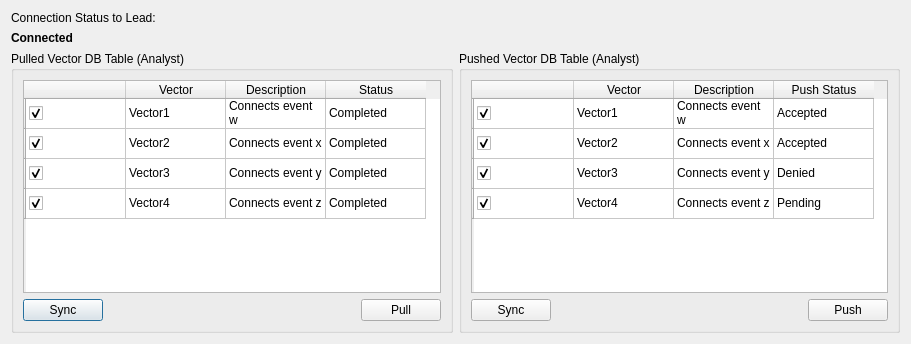
The window that src/UI/vector_DB_Analyst.ui (CS4311-spring-2020/pick-tool-team03-we-showed-up) describes before a commit, drawn with Qt 5.
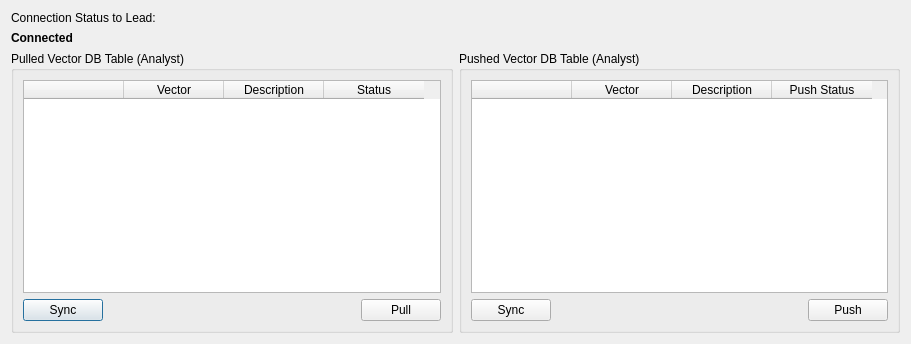
The same window after the commit.

Commit message: Connections done for db buttons

What changed in the file:
```diff
--- a/src/UI/vector_DB_Analyst.ui
+++ b/src/UI/vector_DB_Analyst.ui
@@ -77,26 +77,6 @@
        <layout class="QVBoxLayout" name="verticalLayout">
         <item>
          <widget class="QTableWidget" name="vdbc_table_pulledvectortable">
-          <row>
-           <property name="text">
-            <string/>
-           </property>
-          </row>
-          <row>
-           <property name="text">
-            <string/>
-           </property>
-          </row>
-          <row>
-           <property name="text">
-            <string/>
-           </property>
-          </row>
-          <row>
-           <property name="text">
-            <string/>
-           </property>
-          </row>
           <column>
            <property name="text">
             <string/>
@@ -117,110 +97,6 @@
             <string>Status</string>
            </property>
           </column>
-          <item row="0" column="0">
-           <property name="text">
-            <string/>
-           </property>
-           <property name="checkState">
-            <enum>Checked</enum>
-           </property>
-           <property name="flags">
-            <set>ItemIsSelectable|ItemIsEditable|ItemIsDragEnabled|ItemIsUserCheckable|ItemIsEnabled</set>
-           </property>
-          </item>
-          <item row="0" column="1">
-           <property name="text">
-            <string>Vector1</string>
-           </property>
-          </item>
-          <item row="0" column="2">
-           <property name="text">
-            <string>Connects event w</string>
-           </property>
-          </item>
-          <item row="0" column="3">
-           <property name="text">
-            <string>Completed</string>
-           </property>
-          </item>
-          <item row="1" column="0">
-           <property name="text">
-            <string/>
-           </property>
-           <property name="checkState">
-            <enum>Checked</enum>
-           </property>
-           <property name="flags">
-            <set>ItemIsSelectable|ItemIsEditable|ItemIsDragEnabled|ItemIsUserCheckable|ItemIsEnabled</set>
-           </property>
-          </item>
-          <item row="1" column="1">
-           <property name="text">
-            <string>Vector2</string>
-           </property>
-          </item>
-          <item row="1" column="2">
-           <property name="text">
-            <string>Connects event x</string>
-           </property>
-          </item>
-          <item row="1" column="3">
-           <property name="text">
-            <string>Completed</string>
-           </property>
-          </item>
-          <item row="2" column="0">
-           <property name="text">
-            <string/>
-           </property>
-           <property name="checkState">
-            <enum>Checked</enum>
-           </property>
-           <property name="flags">
-            <set>ItemIsSelectable|ItemIsEditable|ItemIsDragEnabled|ItemIsUserCheckable|ItemIsEnabled</set>
-           </property>
-          </item>
-          <item row="2" column="1">
-           <property name="text">
-            <string>Vector3</string>
-           </property>
-          </item>
-          <item row="2" column="2">
-           <property name="text">
-            <string>Connects event y</string>
-           </property>
-          </item>
-          <item row="2" column="3">
-           <property name="text">
-            <string>Completed</string>
-           </property>
-          </item>
-          <item row="3" column="0">
-           <property name="text">
-            <string/>
-           </property>
-           <property name="checkState">
-            <enum>Checked</enum>
-           </property>
-           <property name="flags">
-            <set>ItemIsSelectable|ItemIsEditable|ItemIsDragEnabled|ItemIsUserCheckable|ItemIsEnabled</set>
-           </property>
-          </item>
-          <item row="3" column="1">
-           <property name="text">
-            <string>Vector4</string>
-           </property>
-          </item>
-          <item row="3" column="2">
-           <property name="text">
-            <string>Connects event z</string>
-           </property>
-          </item>
-          <item row="3" column="3">
-           <property name="text">
-            <string>Completed</string>
-           </property>
-          </item>
          </widget>
         </item>
         <item>
@@ -265,26 +141,6 @@
        <layout class="QVBoxLayout" name="verticalLayout_2">
         <item>
          <widget class="QTableWidget" name="vdbc_table_pushedvector">
-          <row>
-           <property name="text">
-            <string/>
-           </property>
-          </row>
-          <row>
-           <property name="text">
-            <string/>
-           </property>
-          </row>
-          <row>
-           <property name="text">
-            <string/>
-           </property>
-          </row>
-          <row>
-           <property name="text">
-            <string/>
-           </property>
-          </row>
           <column>
            <property name="text">
             <string/>
@@ -305,110 +161,6 @@
             <string>Push Status</string>
            </property>
           </column>
-          <item row="0" column="0">
-           <property name="text">
-            <string/>
-           </property>
-           <property name="checkState">
-            <enum>Checked</enum>
-           </property>
-           <property name="flags">
-            <set>ItemIsSelectable|ItemIsEditable|ItemIsDragEnabled|ItemIsUserCheckable|ItemIsEnabled</set>
-           </property>
-          </item>
-          <item row="0" column="1">
-           <property name="text">
-            <string>Vector1</string>
-           </property>
-          </item>
-          <item row="0" column="2">
-           <property name="text">
-            <string>Connects event w</string>
-           </property>
-          </item>
-          <item row="0" column="3">
-           <property name="text">
-            <string>Accepted</string>
-           </property>
-          </item>
-          <item row="1" column="0">
-           <property name="text">
-            <string/>
-           </property>
-           <property name="checkState">
-            <enum>Checked</enum>
-           </property>
-           <property name="flags">
-            <set>ItemIsSelectable|ItemIsEditable|ItemIsDragEnabled|ItemIsUserCheckable|ItemIsEnabled</set>
-           </property>
-          </item>
-          <item row="1" column="1">
-           <property name="text">
-            <string>Vector2</string>
-           </property>
-          </item>
-          <item row="1" column="2">
-           <property name="text">
-            <string>Connects event x</string>
-           </property>
-          </item>
-          <item row="1" column="3">
-           <property name="text">
-            <string>Accepted</string>
-           </property>
-          </item>
-          <item row="2" column="0">
-           <property name="text">
-            <string/>
-           </property>
-           <property name="checkState">
-            <enum>Checked</enum>
-           </property>
-           <property name="flags">
-            <set>ItemIsSelectable|ItemIsEditable|ItemIsDragEnabled|ItemIsUserCheckable|ItemIsEnabled</set>
-           </property>
-          </item>
-          <item row="2" column="1">
-           <property name="text">
-            <string>Vector3</string>
-           </property>
-          </item>
-          <item row="2" column="2">
-           <property name="text">
-            <string>Connects event y</string>
-           </property>
-          </item>
-          <item row="2" column="3">
-           <property name="text">
-            <string>Denied</string>
-           </property>
-          </item>
-          <item row="3" column="0">
-           <property name="text">
-            <string/>
-           </property>
-           <property name="checkState">
-            <enum>Checked</enum>
-           </property>
-           <property name="flags">
-            <set>ItemIsSelectable|ItemIsEditable|ItemIsDragEnabled|ItemIsUserCheckable|ItemIsEnabled</set>
-           </property>
-          </item>
-          <item row="3" column="1">
-           <property name="text">
-            <string>Vector4</string>
-           </property>
-          </item>
-          <item row="3" column="2">
-           <property name="text">
-            <string>Connects event z</string>
-           </property>
-          </item>
-          <item row="3" column="3">
-           <property name="text">
-            <string>Pending</string>
-           </property>
-          </item>
          </widget>
         </item>
         <item>
```
Left out of the diff: 2 changed lines with no effect on the pictures. The commit also changes 3 other files.
